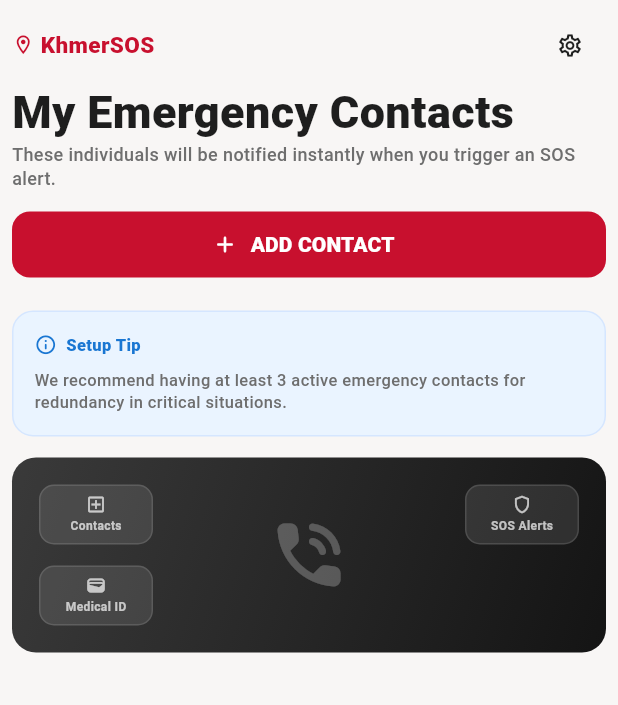
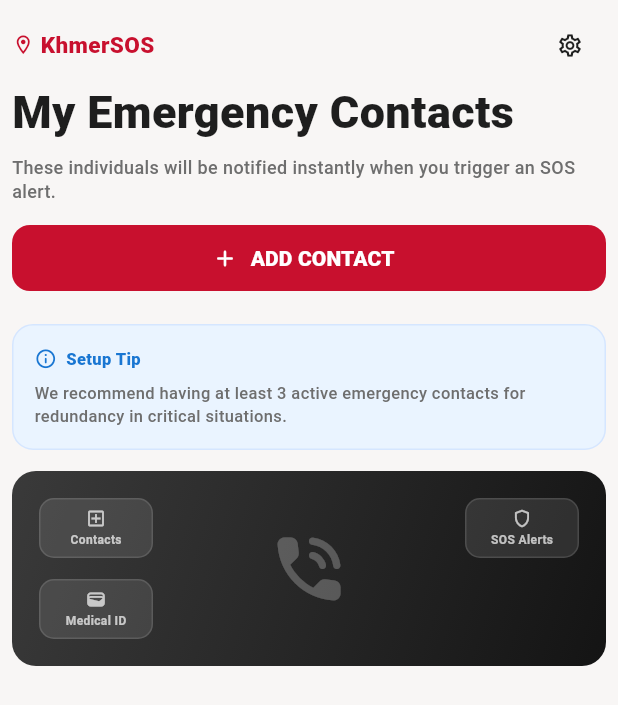
Before and after one commit to oulongheng09/Emergency_App, a Flutter app: the PersonalContactsScreen screen opened directly, on a phone screen of 412 x 824 dp. Shown: the top 705 px of the screen. Run offline on Flutter 3.47's test engine with Material 3 defaults, Android fonts, the light colour scheme and no system bars; our stand-ins replace flutter_map, geolocator, latlong2, video_player; accounts and stored records are empty.

Commit message:
Fixed dark mode

```diff
--- a/lib/features/personal_contacts/personal_contacts_screen.dart
+++ b/lib/features/personal_contacts/personal_contacts_screen.dart
@@ -291,8 +291,10 @@
     if (_isLoading) {
       return const Scaffold(body: Center(child: CircularProgressIndicator()));
     }
+    final theme = Theme.of(context);
+    final isDarkMode = theme.brightness == Brightness.dark;
     return Scaffold(
-      backgroundColor: AppColors.background,
+      backgroundColor: theme.scaffoldBackgroundColor,
       body: SafeArea(
         child: ListView(
           padding: const EdgeInsets.fromLTRB(8, 6, 8, 20),
@@ -313,11 +315,11 @@
               style: TextStyle(
                 fontSize: 30,
                 fontWeight: FontWeight.w900,
-                color: AppColors.textDark,
+                color: theme.colorScheme.onSurface,
                 height: 0.95,
               ),
             ),
-            const SizedBox(height: 6),
+            const SizedBox(height: 15),
             Text(
               AppText.t(
                 context,
@@ -327,7 +329,7 @@
               style: TextStyle(
                 fontSize: 12,
                 fontWeight: FontWeight.w500,
-                color: AppColors.textGrey,
+                color: isDarkMode ? Colors.white70 : AppColors.textGrey,
                 height: 1.35,
               ),
             ),
@@ -364,9 +366,15 @@
             Container(
               padding: const EdgeInsets.all(14),
               decoration: BoxDecoration(
-                color: const Color(0xFFEAF4FF),
+                color: isDarkMode
+                    ? const Color(0xFF1B2532)
+                    : const Color(0xFFEAF4FF),
                 borderRadius: BorderRadius.circular(14),
-                border: Border.all(color: const Color(0xFFD5E6FF)),
+                border: Border.all(
+                  color: isDarkMode
+                      ? const Color(0xFF304154)
+                      : const Color(0xFFD5E6FF),
+                ),
               ),
               child: Column(
                 crossAxisAlignment: CrossAxisAlignment.start,
@@ -399,7 +407,7 @@
                     style: TextStyle(
                       fontSize: 11,
                       fontWeight: FontWeight.w500,
-                      color: AppColors.textGrey,
+                      color: isDarkMode ? Colors.white70 : AppColors.textGrey,
                       height: 1.4,
                     ),
                   ),
@@ -487,6 +495,7 @@
 
   @override
   Widget build(BuildContext context) {
+    final theme = Theme.of(context);
     return Row(
       children: [
         const Icon(
@@ -505,7 +514,11 @@
         ),
         const Spacer(),
         IconButton(
-          icon: const Icon(Icons.settings_outlined, size: 18),
+          icon: Icon(
+            Icons.settings_outlined,
+            size: 18,
+            color: theme.colorScheme.onSurface,
+          ),
           onPressed: () {
             Navigator.of(context).push(
               MaterialPageRoute(
@@ -537,12 +550,13 @@
 
   @override
   Widget build(BuildContext context) {
+    final theme = Theme.of(context);
     return Container(
       padding: const EdgeInsets.all(12),
       decoration: BoxDecoration(
-        color: Colors.white,
+        color: theme.colorScheme.surface,
         borderRadius: BorderRadius.circular(14),
-        border: Border.all(color: AppColors.border),
+        border: Border.all(color: theme.dividerColor.withValues(alpha: 0.75)),
       ),
       child: Row(
         children: [
@@ -562,28 +576,36 @@
               children: [
                 Text(
                   data.name,
-                  style: const TextStyle(
+                  style: TextStyle(
                     fontSize: 11,
                     fontWeight: FontWeight.w900,
-                    color: AppColors.textDark,
+                    color: theme.colorScheme.onSurface,
                   ),
                 ),
+
                 const SizedBox(height: 2),
+
                 Text(
                   data.relationship,
-                  style: const TextStyle(
+                  style: TextStyle(
                     fontSize: 10,
                     fontWeight: FontWeight.w500,
-                    color: AppColors.textGrey,
+                    color:
+                        theme.textTheme.bodySmall?.color?.withValues(
+                          alpha: 0.7,
+                        ) ??
+                        AppColors.textGrey,
                   ),
                 ),
+
                 const SizedBox(height: 2),
+
                 Text(
                   data.phone,
-                  style: const TextStyle(
+                  style: TextStyle(
                     fontSize: 10,
                     fontWeight: FontWeight.w500,
-                    color: AppColors.textDark,
+                    color: theme.colorScheme.onSurface,
                   ),
                 ),
               ],
@@ -594,7 +616,9 @@
             color: const Color.fromARGB(255, 0, 170, 255),
             onTap: onEdit,
           ),
+
           const SizedBox(width: 8),
+
           _ContactIconButton(
             icon: Icons.delete_outline_rounded,
             color: Color(0xFFF06B6B),
@@ -619,6 +643,7 @@
 
   @override
   Widget build(BuildContext context) {
+    final theme = Theme.of(context);
     return InkWell(
       onTap: onTap,
       borderRadius: BorderRadius.circular(8),
@@ -627,7 +652,7 @@
         height: 28,
         decoration: BoxDecoration(
           borderRadius: BorderRadius.circular(8),
-          border: Border.all(color: AppColors.border),
+          border: Border.all(color: theme.dividerColor.withValues(alpha: 0.75)),
         ),
         child: Icon(icon, size: 16, color: color),
       ),
```
